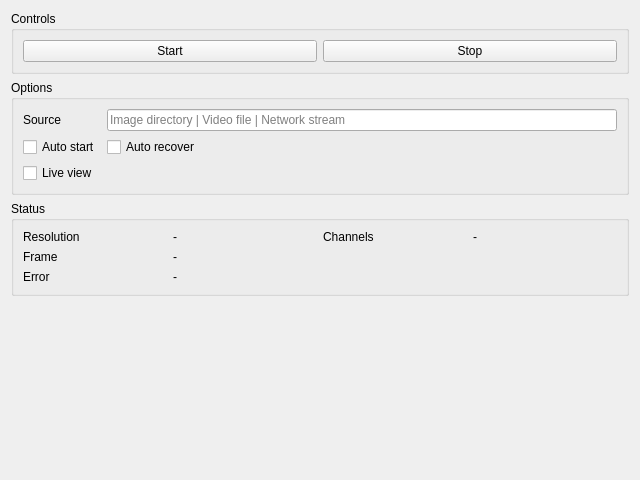
Old version of the form plugin/frame_in/frame_in.ui in the repository khoinguyen216/acv.
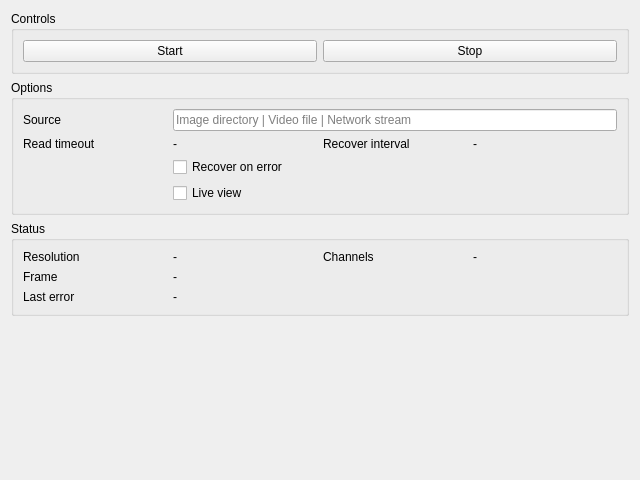
New version of the form.

Patch:
```diff
--- a/plugin/frame_in/frame_in.ui
+++ b/plugin/frame_in/frame_in.ui
@@ -46,7 +46,7 @@
       <item row="4" column="1">
        <widget class="QCheckBox" name="autoRecoverCheck">
         <property name="text">
-         <string>Auto recover</string>
+         <string>Recover on error</string>
         </property>
        </widget>
       </item>
@@ -57,24 +57,45 @@
         </property>
        </widget>
       </item>
-      <item row="0" column="1">
+      <item row="5" column="1">
+       <widget class="QCheckBox" name="liveViewCheck">
+        <property name="text">
+         <string>Live view</string>
+        </property>
+       </widget>
+      </item>
+      <item row="1" column="2">
+       <widget class="QLabel" name="label_6">
+        <property name="text">
+         <string>Recover interval</string>
+        </property>
+       </widget>
+      </item>
+      <item row="1" column="0">
+       <widget class="QLabel" name="label_5">
+        <property name="text">
+         <string>Read timeout</string>
+        </property>
+       </widget>
+      </item>
+      <item row="0" column="1" colspan="3">
        <widget class="QLineEdit" name="pathEdit">
         <property name="placeholderText">
          <string>Image directory | Video file | Network stream</string>
         </property>
        </widget>
       </item>
-      <item row="4" column="0">
-       <widget class="QCheckBox" name="autoStartCheck">
+      <item row="1" column="1">
+       <widget class="QLabel" name="readTimeoutLabel">
         <property name="text">
-         <string>Auto start</string>
+         <string>-</string>
         </property>
        </widget>
       </item>
-      <item row="5" column="0">
-       <widget class="QCheckBox" name="liveViewCheck">
+      <item row="1" column="3">
+       <widget class="QLabel" name="recoverIntervalLabel">
         <property name="text">
-         <string>Live view</string>
+         <string>-</string>
         </property>
        </widget>
       </item>
@@ -150,7 +171,7 @@
          </sizepolicy>
         </property>
         <property name="text">
-         <string>Error</string>
+         <string>Last error</string>
         </property>
        </widget>
       </item>
```
